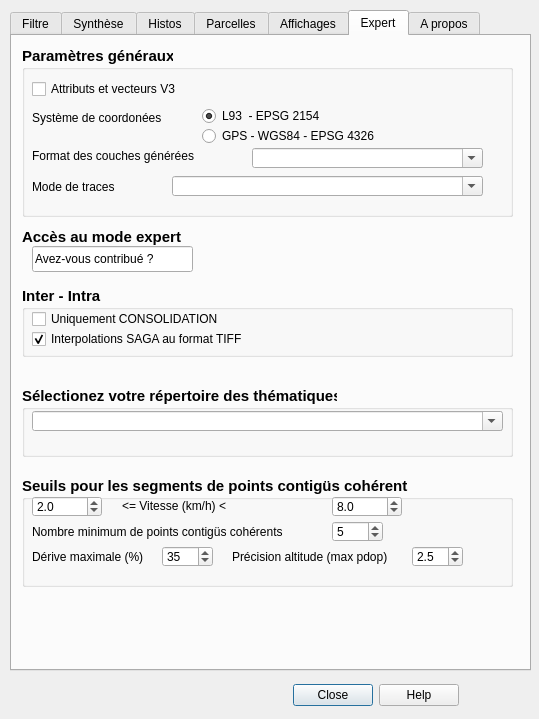
Qt form Physiocap3_dialog_base.ui (jhemmi/Physiocap3) before a commit.
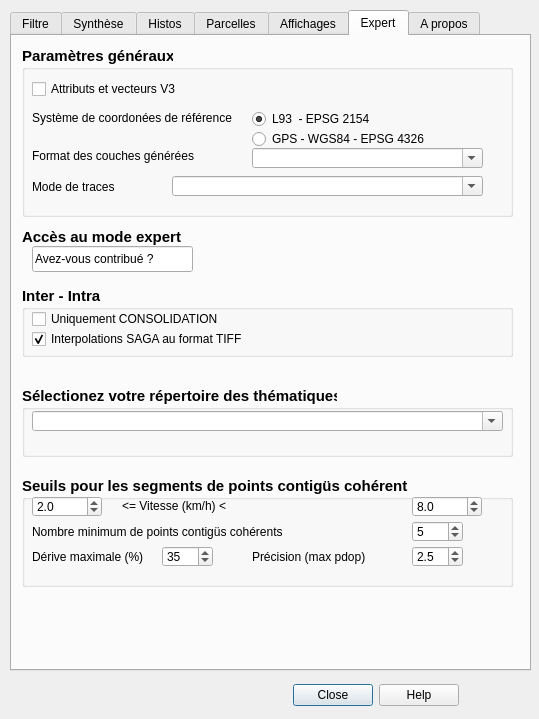
The same form after that commit. The open tabs and pages were chosen to show the change.

```diff
--- a/Physiocap3_dialog_base.ui
+++ b/Physiocap3_dialog_base.ui
@@ -4352,9 +4352,9 @@
      <widget class="QLabel" name="lab_1042">
       <property name="geometry">
        <rect>
-        <x>210</x>
+        <x>230</x>
         <y>70</y>
-        <width>181</width>
+        <width>151</width>
         <height>21</height>
        </rect>
       </property>
@@ -4372,7 +4372,7 @@
        </font>
       </property>
       <property name="text">
-       <string>Précision altitude (max pdop)</string>
+       <string>Précision (max pdop)</string>
       </property>
      </widget>
      <widget class="QLabel" name="lab_1041">
@@ -4404,7 +4404,7 @@
      <widget class="QSpinBox" name="spinBoxNombreMiniPointsConsecutifs">
       <property name="geometry">
        <rect>
-        <x>310</x>
+        <x>390</x>
         <y>45</y>
         <width>51</width>
         <height>21</height>
@@ -4465,7 +4465,7 @@
       </property>
       <property name="geometry">
        <rect>
-        <x>310</x>
+        <x>390</x>
         <y>20</y>
         <width>70</width>
         <height>21</height>
@@ -4709,7 +4709,7 @@
        <rect>
         <x>10</x>
         <y>61</y>
-        <width>171</width>
+        <width>211</width>
         <height>21</height>
        </rect>
       </property>
@@ -4730,7 +4730,7 @@
        <string>&lt;html&gt;&lt;head/&gt;&lt;body&gt;&lt;p&gt;&lt;span style=&quot; font-size:10pt; color:#00aa00;&quot;&gt;Il s'agit du système de coordonnées qui est utilisé lors de la création de vos résultats d'analyse Physiocap.&lt;/span&gt;&lt;/p&gt;&lt;p&gt;&lt;span style=&quot; font-size:10pt; color:#00aa00;&quot;&gt;Nous conseillons fortement d'utiliser le même systeme de coordonnées pour votre projet QGIS.&lt;/span&gt;&lt;/p&gt;&lt;p&gt;&lt;span style=&quot; font-size:10pt; color:#00aa00;&quot;&gt;Les données créées par l'extension sont suffixées L93 ou GPS.&lt;/span&gt;&lt;/p&gt;&lt;p&gt;&lt;span style=&quot; font-size:10pt; font-style:italic; color:#00aa00;&quot;&gt;Astuce 1 : si vous hésitez, choisissez L93.&lt;/span&gt;&lt;/p&gt;&lt;p&gt;&lt;br/&gt;&lt;/p&gt;&lt;/body&gt;&lt;/html&gt;</string>
       </property>
       <property name="text">
-       <string>Système de coordonées</string>
+       <string>Système de coordonées de référence</string>
       </property>
      </widget>
      <widget class="QComboBox" name="fieldComboFormats">
@@ -4772,8 +4772,8 @@
       </property>
       <property name="geometry">
        <rect>
-        <x>180</x>
-        <y>57</y>
+        <x>230</x>
+        <y>60</y>
         <width>201</width>
         <height>26</height>
        </rect>
@@ -4803,9 +4803,9 @@
      <widget class="QRadioButton" name="radioButtonGPS">
       <property name="geometry">
        <rect>
-        <x>180</x>
-        <y>77</y>
-        <width>221</width>
+        <x>230</x>
+        <y>80</y>
+        <width>181</width>
         <height>26</height>
        </rect>
       </property>
```
Left out of the diff: 9 changed lines with no effect on the pictures.
